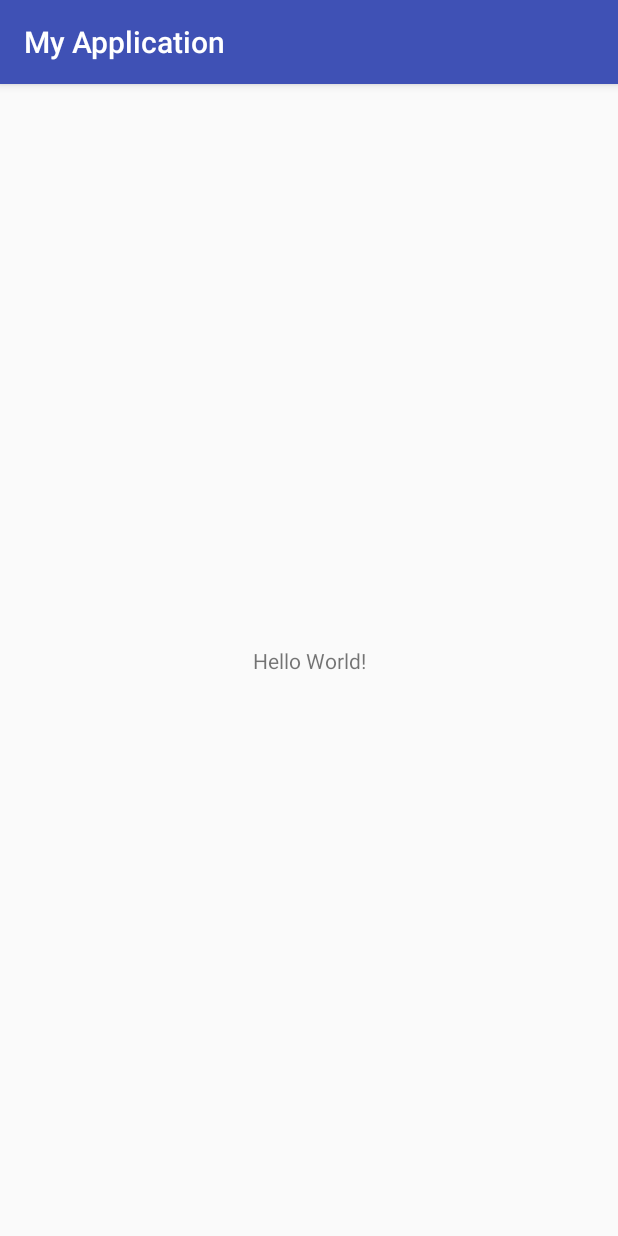
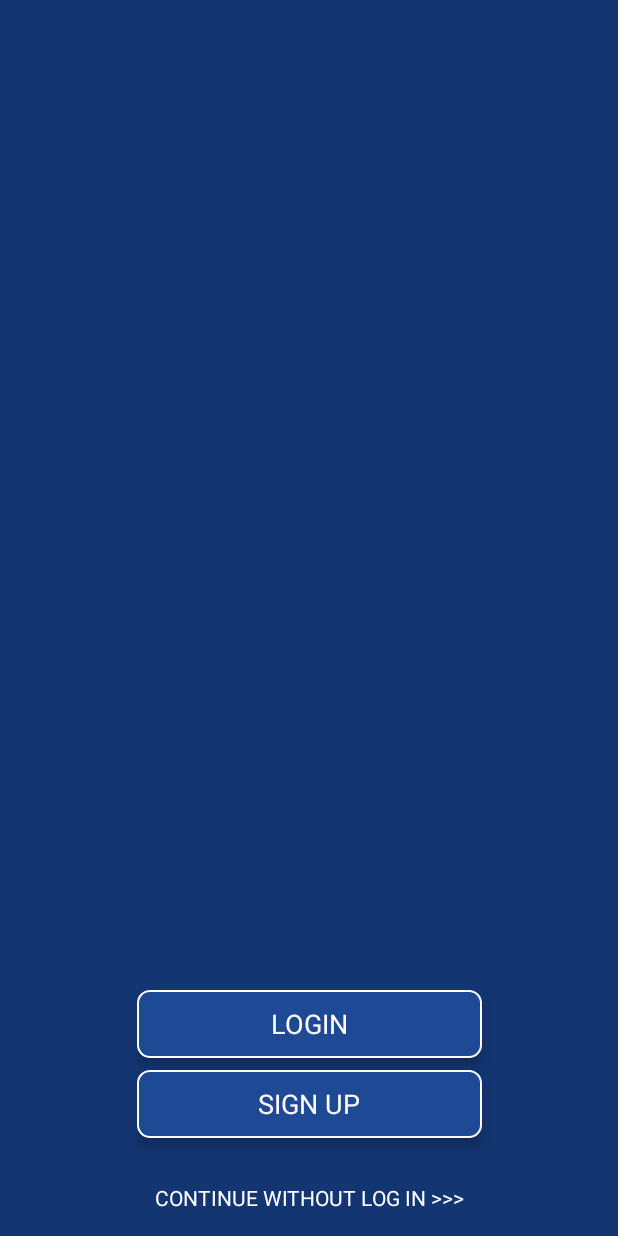
Before and after one commit to madhusudan1234/rearrange, an Android app: the screen it shows after launch (MainActivity), on a phone screen of 412 x 824 dp. Run offline under Robolectric (Android 15) with nearby library versions, the phone set to English and light mode, and no system bars.

Commit message:
added login screen

```diff
--- a/app/src/main/AndroidManifest.xml
+++ b/app/src/main/AndroidManifest.xml
@@ -8,7 +8,7 @@
         android:label="@string/app_name"
         android:roundIcon="@mipmap/ic_launcher_round"
         android:supportsRtl="true"
-        android:theme="@style/AppTheme" >
+        android:theme="@android:style/Theme.Holo.Light.NoActionBar.Fullscreen" >
         <activity android:name=".MainActivity" >
             <intent-filter>
                 <action android:name="android.intent.action.MAIN" />
--- a/app/src/main/java/com/example/mandeep/myapplication/MainActivity.java
+++ b/app/src/main/java/com/example/mandeep/myapplication/MainActivity.java
@@ -1,9 +1,9 @@
 package com.example.mandeep.myapplication;
 
-import android.support.v7.app.AppCompatActivity;
+import android.app.Activity;
 import android.os.Bundle;
 
-public class MainActivity extends AppCompatActivity {
+public class MainActivity extends Activity {
 
     @Override
     protected void onCreate(Bundle savedInstanceState) {
--- /dev/null
+++ b/app/src/main/res/drawable/round_border.xml
@@ -0,0 +1,10 @@
+<?xml version="1.0" encoding="utf-8"?>
+<selector xmlns:android="http://schemas.android.com/apk/res/android">
+    <item>
+        <shape xmlns:android="http://schemas.android.com/apk/res/android" android:shape="rectangle" >
+            <solid android:color="#1e4994" />
+            <stroke android:width="1dp" android:color="#ffffff"/>
+            <corners android:radius="8dp"/>
+        </shape>
+    </item>
+</selector>
--- a/app/src/main/res/layout/activity_main.xml
+++ b/app/src/main/res/layout/activity_main.xml
@@ -5,15 +5,51 @@
     xmlns:app="http://schemas.android.com/apk/res-auto"
     android:layout_width="match_parent"
     android:layout_height="match_parent"
+    android:background="#133572"
     tools:context="com.example.mandeep.myapplication.MainActivity">
 
     <TextView
+        android:id="@+id/continue_without_login"
         android:layout_width="wrap_content"
         android:layout_height="wrap_content"
-        android:text="Hello World!"
+        android:layout_marginBottom="16dp"
+        android:layout_marginLeft="8dp"
+        android:layout_marginRight="8dp"
+        android:text="CONTINUE WITHOUT LOG IN >>>"
+        android:textColor="#ffffff"
         app:layout_constraintBottom_toBottomOf="parent"
         app:layout_constraintLeft_toLeftOf="parent"
+        app:layout_constraintRight_toRightOf="parent" />
+
+    <Button
+        android:id="@+id/signup"
+        android:layout_width="230dp"
+        android:layout_height="45dp"
+        android:layout_marginBottom="30dp"
+        android:layout_marginLeft="8dp"
+        android:layout_marginRight="8dp"
+        android:background="@drawable/round_border"
+        android:elevation="5dp"
+        android:text="SIGN UP"
+        android:textColor="#ffffff"
+        app:layout_constraintBottom_toTopOf="@+id/continue_without_login"
+        app:layout_constraintLeft_toLeftOf="parent"
         app:layout_constraintRight_toRightOf="parent"
-        app:layout_constraintTop_toTopOf="parent" />
+        tools:layout_editor_absoluteY="409dp" />
 
+    <Button
+        android:id="@+id/login"
+        android:layout_width="230dp"
+        android:layout_height="45dp"
+        android:layout_marginBottom="8dp"
+        android:layout_marginLeft="8dp"
+        android:layout_marginRight="8dp"
+        android:background="@drawable/round_border"
+        android:elevation="5dp"
+        android:text="LOGIN"
+        android:textColor="#ffffff"
+        app:layout_constraintBottom_toTopOf="@+id/signup"
+        app:layout_constraintLeft_toLeftOf="parent"
+        app:layout_constraintRight_toRightOf="parent"
+        tools:layout_editor_absoluteY="348dp" />
 </android.support.constraint.ConstraintLayout>
```
